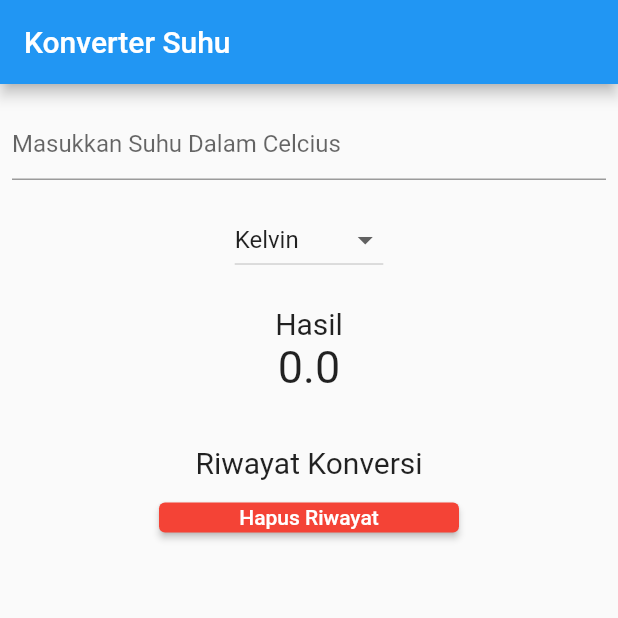
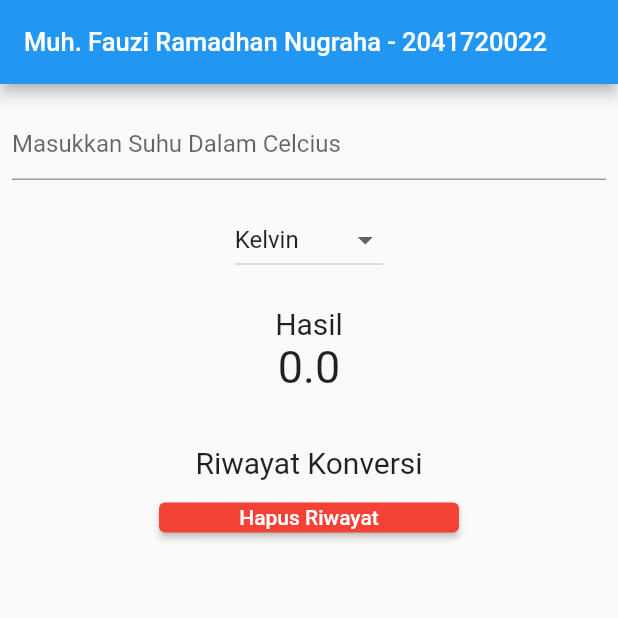
Before and after one commit to oocengg/konversi_suhu_listmap, a Flutter app: the screen it shows after launch, on a phone screen of 412 x 824 dp, the top half of it. Run offline on Flutter 3.47's test engine with Material 2 defaults, Android fonts, the phone set to English and light mode, and no system bars.

Commit message:
Update App Bar (Nama & Nim) + Update Readme

```diff
--- a/lib/main.dart
+++ b/lib/main.dart
@@ -72,7 +72,10 @@ class _MyAppState extends State<MyApp> {
       ),
       home: Scaffold(
         appBar: AppBar(
-          title: const Text("Konverter Suhu"),
+          title: const Text(
+            "Muh. Fauzi Ramadhan Nugraha - 2041720022",
+            style: TextStyle(fontSize: 17),
+          ),
         ),
         body: Container(
           child: Column(
```
Also changed, not shown: images/10.png, images/11.png, images/12.png, images/13.png, images/14.png, images/15.png, images/4.png, images/5.png, images/6.png, images/7.png, images/8.png, images/9.png.
